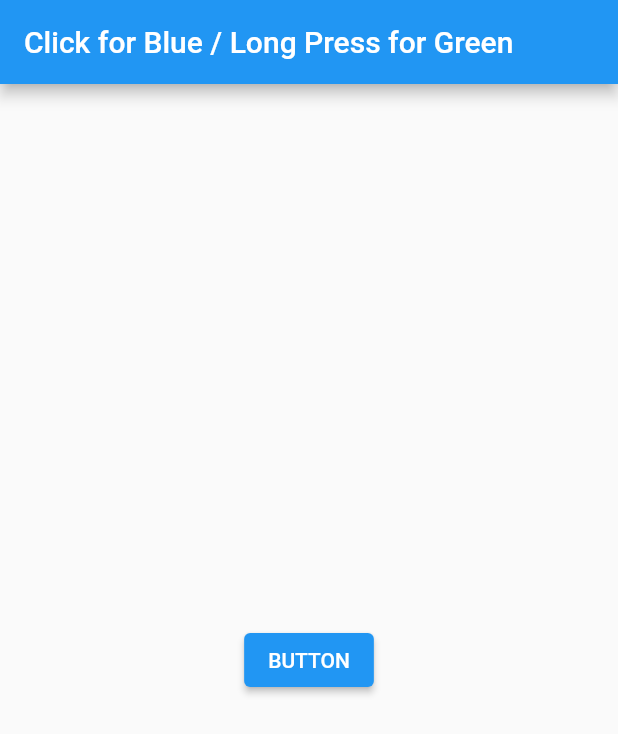
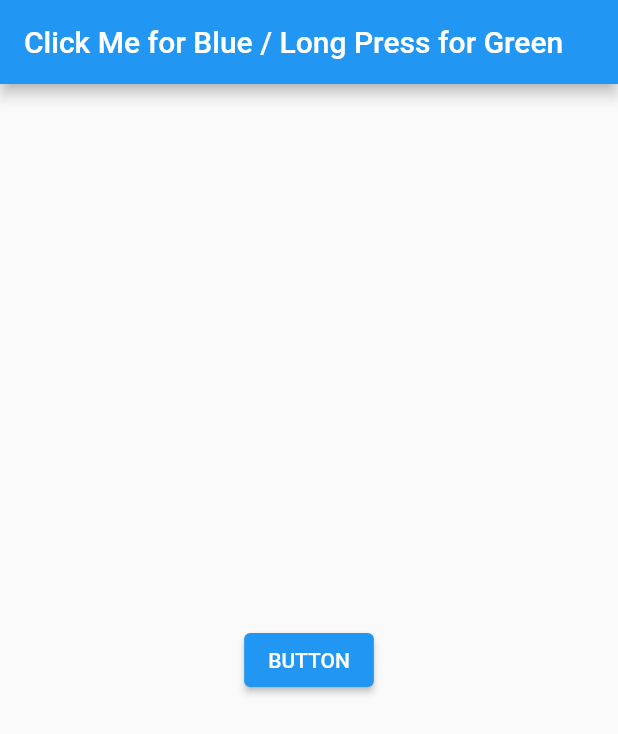
Before and after one commit to sawthinkar/flutter_hello_world, a Flutter app: the screen it shows after launch, on a phone screen of 412 x 824 dp. Shown: the top 734 px of the screen. Run offline on Flutter 3.47's test engine with Material 2 defaults, Android fonts, the phone set to English and light mode, and no system bars.

```diff
--- a/lib/main.dart
+++ b/lib/main.dart
@@ -14,7 +14,7 @@ class HelloWorld extends StatelessWidget {
   Widget build(BuildContext context) {
     return Scaffold(
       appBar: AppBar(
-        title: Text('Click for Blue / Long Press for Green'),
+        title: Text('Click Me for Blue / Long Press for Green'),
       ),
       body: Center(
         // child: Text('Hello World'),
@@ -42,7 +42,7 @@ class ClickMe extends StatelessWidget {
   @override
   Widget build(BuildContext context) {
     return MaterialApp(
-      title: 'Flutter Demo',
+      title: 'Flutter ClickMe',
       theme: ThemeData(
         primarySwatch: Colors.blue,
         visualDensity: VisualDensity.adaptivePlatformDensity,
```
Also changed, not shown: lib/myhomepage.dart (+8 -0 lines).
